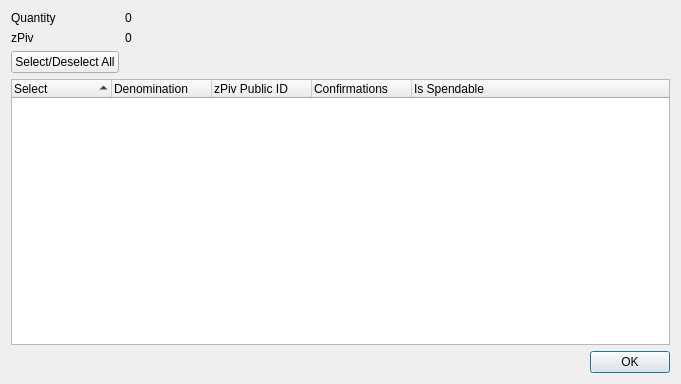
This is src/qt/forms/zpivcontroldialog.ui in VitaeTeam/Vitae as Qt 5 draws it before an edit. The edited form follows.
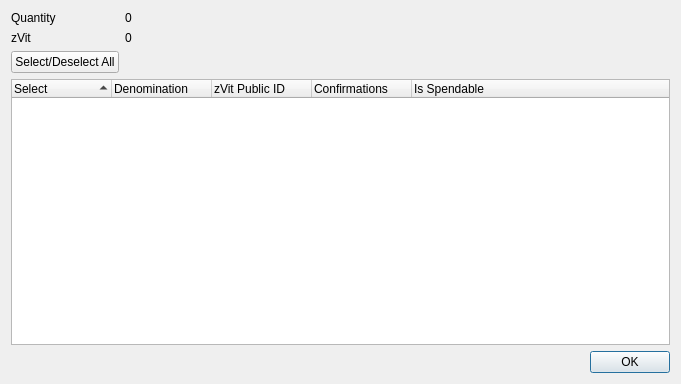
This is the edited form.

Diff of the .ui file:
```diff
--- a/src/qt/forms/zpivcontroldialog.ui
+++ b/src/qt/forms/zpivcontroldialog.ui
@@ -42,7 +42,7 @@
      <item row="1" column="0">
       <widget class="QLabel" name="labelZPiv">
        <property name="text">
-        <string>zPiv</string>
+        <string>zVit</string>
        </property>
       </widget>
      </item>
@@ -96,7 +96,7 @@
        </column>
        <column>
         <property name="text">
-         <string notr="true">zPiv Public ID</string>
+         <string notr="true">zVit Public ID</string>
         </property>
        </column>
        <column>
```
Left out of the diff: 14 changed lines with no effect on the pictures.
